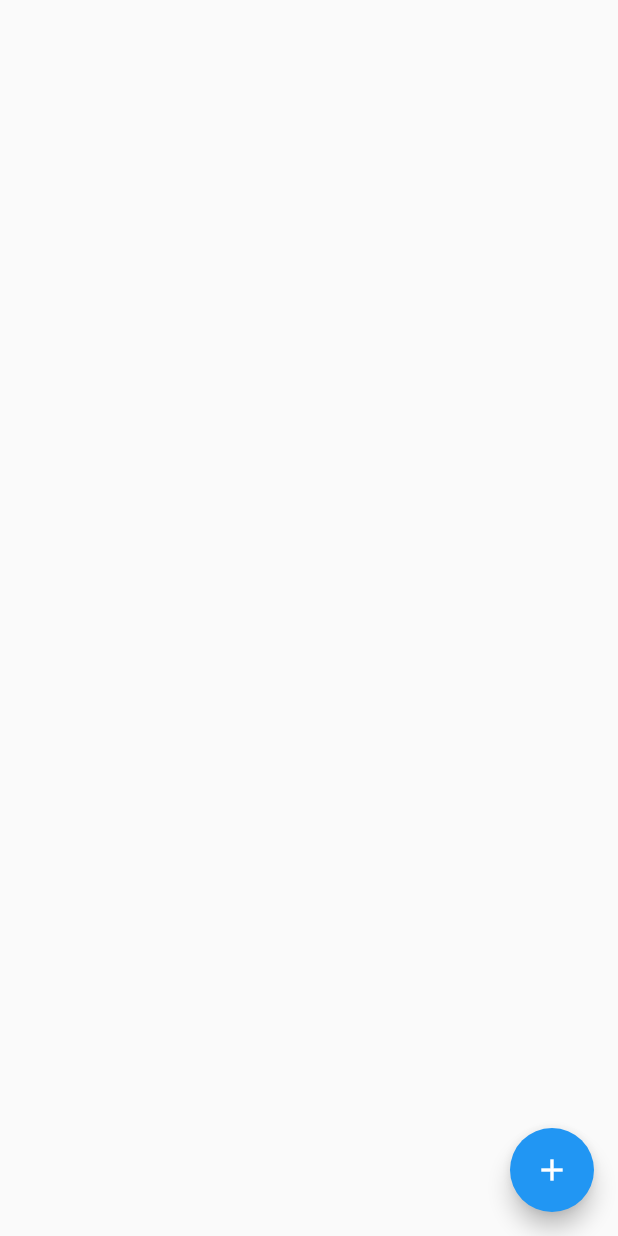
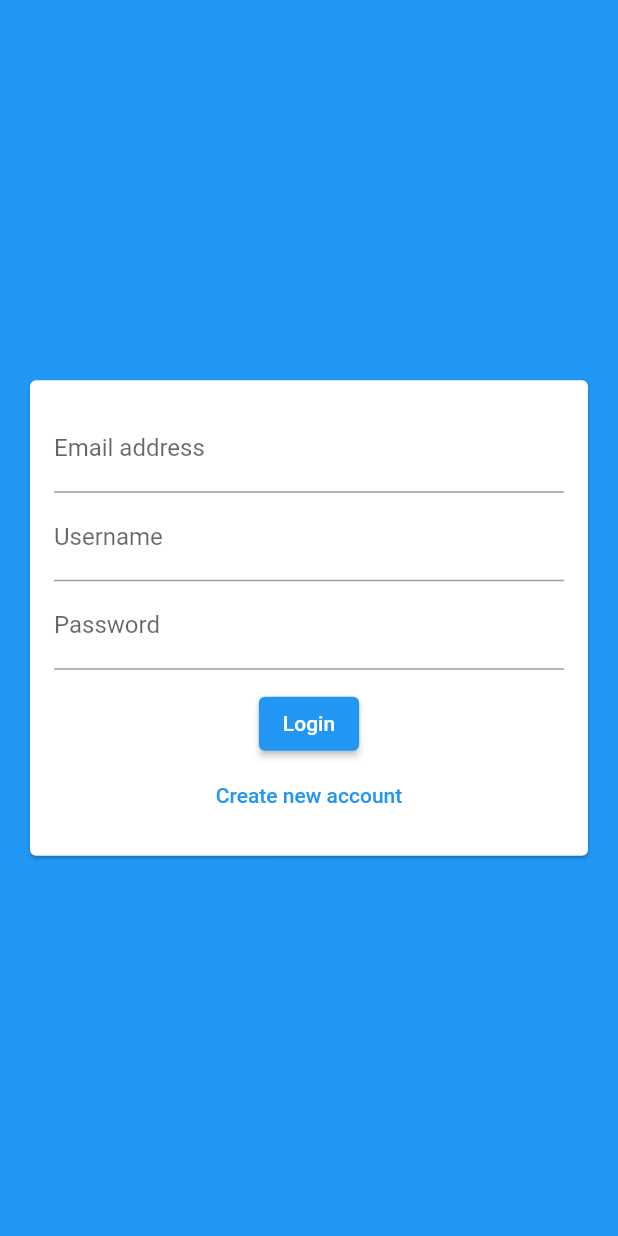
Before and after one commit to Noamagnus/chat-app-firebase, a Flutter app: the screen it shows after launch, on a phone screen of 412 x 824 dp. Run offline on Flutter 3.47's test engine with Material 2 defaults, Android fonts, the phone set to English and light mode, and no system bars; our stand-ins replace cloud_firestore, firebase_core; accounts and stored records are empty.

Commit message:
Added raw auth screen

```diff
--- a/lib/main.dart
+++ b/lib/main.dart
@@ -1,3 +1,4 @@
+import 'package:chat_app_firebase/screens/auth_screen.dart';
 import 'package:chat_app_firebase/screens/chat_screen.dart';
 import 'package:firebase_core/firebase_core.dart';
 import 'package:flutter/material.dart';
@@ -17,7 +18,7 @@
       theme: ThemeData(
         primarySwatch: Colors.blue,
       ),
-      home: ChatScreen(),
+      home: AuthScreen(),
     );
   }
 }
--- a/lib/screens/auth_screen.dart
+++ b/lib/screens/auth_screen.dart
@@ -0,0 +1,17 @@
+import 'package:chat_app_firebase/widgets/auth_form.dart';
+import 'package:flutter/material.dart';
+
+class AuthScreen extends StatefulWidget {
+  @override
+  _AuthScreenState createState() => _AuthScreenState();
+}
+
+class _AuthScreenState extends State<AuthScreen> {
+  @override
+  Widget build(BuildContext context) {
+    return Scaffold(
+      backgroundColor: Theme.of(context).primaryColor,
+      body: AuthForm(),
+    );
+  }
+}
--- /dev/null
+++ b/lib/widgets/auth_form.dart
@@ -0,0 +1,50 @@
+import 'package:flutter/material.dart';
+
+class AuthForm extends StatelessWidget {
+  const AuthForm({
+    Key? key,
+  }) : super(key: key);
+
+  @override
+  Widget build(BuildContext context) {
+    return Center(
+      child: Card(
+        margin: EdgeInsets.all(20),
+        child: SingleChildScrollView(
+          child: Padding(
+            padding: EdgeInsets.all(16),
+            child: Form(
+              child: Column(
+                mainAxisSize: MainAxisSize.min,
+                //it will take just as little space as its children needs
+
+                children: [
+                  TextFormField(
+                    keyboardType: TextInputType.emailAddress,
+                    decoration: InputDecoration(labelText: 'Email address'),
+                  ), // this one is for email
+                  TextFormField(
+                    decoration: InputDecoration(labelText: 'Username'),
+                  ),
+                  TextFormField(
+                    obscureText: true,
+                    decoration: InputDecoration(labelText: 'Password'),
+                  ),
+                  SizedBox(
+                    height: 12,
+                  ),
+                  ElevatedButton(
+                    onPressed: () {},
+                    child: Text('Login'),
+                  ),
+                  TextButton(
+                      onPressed: () {}, child: Text('Create new account'))
+                ],
+              ),
+            ),
+          ),
+        ),
+      ),
+    );
+  }
+}
```
